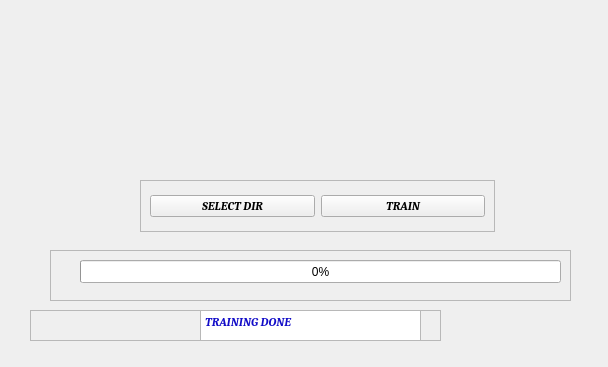
This is FacesTrain.ui in nitin-vk/face-recognition-based-attendance as Qt 5 draws it before an edit. The edited form follows.
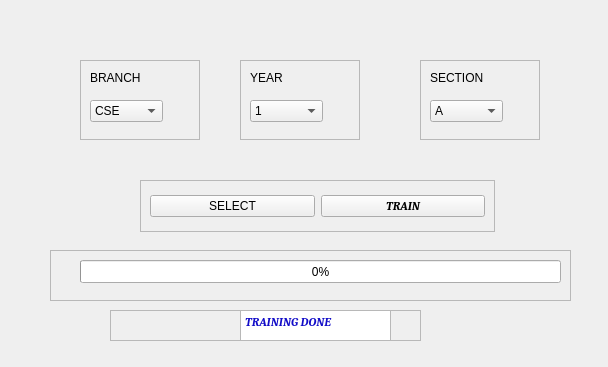
This is the edited form. Icons and pictures are not drawn.

Commit message: added combo box

```diff
--- a/FacesTrain.ui
+++ b/FacesTrain.ui
@@ -39,17 +39,9 @@
    </property>
    <layout class="QHBoxLayout" name="horizontalLayout">
     <item>
-     <widget class="QPushButton" name="selectDir">
-      <property name="font">
-       <font>
-        <family>Cambria</family>
-        <weight>75</weight>
-        <italic>true</italic>
-        <bold>true</bold>
-       </font>
-      </property>
+     <widget class="QPushButton" name="selectClassBtn">
       <property name="text">
-       <string>SELECT DIR</string>
+       <string>SELECT</string>
       </property>
      </widget>
     </item>
@@ -102,9 +94,9 @@
   <widget class="QFrame" name="doneFrame">
    <property name="geometry">
     <rect>
-     <x>30</x>
+     <x>110</x>
      <y>310</y>
-     <width>411</width>
+     <width>311</width>
      <height>31</height>
     </rect>
    </property>
@@ -117,9 +109,9 @@
    <widget class="QTextEdit" name="trainingDone">
     <property name="geometry">
      <rect>
-      <x>170</x>
+      <x>130</x>
       <y>0</y>
-      <width>221</width>
+      <width>151</width>
       <height>31</height>
      </rect>
     </property>
@@ -135,35 +127,187 @@
      <string>&lt;!DOCTYPE HTML PUBLIC &quot;-//W3C//DTD HTML 4.0//EN&quot; &quot;http://www.w3.org/TR/REC-html40/strict.dtd&quot;&gt;
 &lt;html&gt;&lt;head&gt;&lt;meta name=&quot;qrichtext&quot; content=&quot;1&quot; /&gt;&lt;style type=&quot;text/css&quot;&gt;
 p, li { white-space: pre-wrap; }
-&lt;/style&gt;&lt;/head&gt;&lt;body style=&quot; font-family:'Cambria'; font-size:8pt; font-weight:600; font-style:italic;&quot;&gt;
+&lt;/style&gt;&lt;/head&gt;&lt;body style=&quot; font-family:'Cambria'; font-size:7.8pt; font-weight:600; font-style:italic;&quot;&gt;
 &lt;p style=&quot; margin-top:0px; margin-bottom:0px; margin-left:0px; margin-right:0px; -qt-block-indent:0; text-indent:0px;&quot;&gt;&lt;span style=&quot; font-family:'MS Shell Dlg 2'; font-size:9pt; color:#130dc8;&quot;&gt;TRAINING DONE&lt;/span&gt;&lt;/p&gt;&lt;/body&gt;&lt;/html&gt;</string>
     </property>
    </widget>
   </widget>
-  <widget class="QLabel" name="label">
+  <widget class="QFrame" name="frame_2">
    <property name="geometry">
     <rect>
-     <x>230</x>
-     <y>70</y>
-     <width>161</width>
-     <height>101</height>
+     <x>80</x>
+     <y>60</y>
+     <width>120</width>
+     <height>80</height>
     </rect>
    </property>
-   <property name="minimumSize">
-    <size>
-     <width>161</width>
-     <height>0</height>
-    </size>
+   <property name="frameShape">
+    <enum>QFrame::StyledPanel</enum>
    </property>
-   <property name="text">
-    <string/>
+   <property name="frameShadow">
+    <enum>QFrame::Raised</enum>
    </property>
-   <property name="pixmap">
-    <pixmap resource="resource_from_pyqt.qrc">:/images/images/pyhton icon.png</pixmap>
+   <widget class="QComboBox" name="branchComboBox">
+    <property name="geometry">
+     <rect>
+      <x>10</x>
+      <y>40</y>
+      <width>73</width>
+      <height>22</height>
+     </rect>
+    </property>
+    <item>
+     <property name="text">
+      <string>CSE</string>
+     </property>
+    </item>
+    <item>
+     <property name="text">
+      <string>ISE</string>
+     </property>
+    </item>
+    <item>
+     <property name="text">
+      <string>ECE</string>
+     </property>
+    </item>
+    <item>
+     <property name="text">
+      <string>MECH</string>
+     </property>
+    </item>
+    <item>
+     <property name="text">
+      <string>IM</string>
+     </property>
+    </item>
+   </widget>
+   <widget class="QLabel" name="branchLabel">
+    <property name="geometry">
+     <rect>
+      <x>10</x>
+      <y>10</y>
+      <width>55</width>
+      <height>16</height>
+     </rect>
+    </property>
+    <property name="text">
+     <string>BRANCH</string>
+    </property>
+   </widget>
+  </widget>
+  <widget class="QFrame" name="frame_3">
+   <property name="geometry">
+    <rect>
+     <x>240</x>
+     <y>60</y>
+     <width>120</width>
+     <height>80</height>
+    </rect>
    </property>
-   <property name="scaledContents">
-    <bool>true</bool>
+   <property name="frameShape">
+    <enum>QFrame::StyledPanel</enum>
    </property>
+   <property name="frameShadow">
+    <enum>QFrame::Raised</enum>
+   </property>
+   <widget class="QComboBox" name="yearComboBox">
+    <property name="geometry">
+     <rect>
+      <x>10</x>
+      <y>40</y>
+      <width>73</width>
+      <height>22</height>
+     </rect>
+    </property>
+    <item>
+     <property name="text">
+      <string>1</string>
+     </property>
+    </item>
+    <item>
+     <property name="text">
+      <string>2</string>
+     </property>
+    </item>
+    <item>
+     <property name="text">
+      <string>3</string>
+     </property>
+    </item>
+    <item>
+     <property name="text">
+      <string>4</string>
+     </property>
+    </item>
+   </widget>
+   <widget class="QLabel" name="yearLabel">
+    <property name="geometry">
+     <rect>
+      <x>10</x>
+      <y>10</y>
+      <width>55</width>
+      <height>16</height>
+     </rect>
+    </property>
+    <property name="text">
+     <string>YEAR</string>
+    </property>
+   </widget>
+  </widget>
+  <widget class="QFrame" name="frame_4">
+   <property name="geometry">
+    <rect>
+     <x>420</x>
+     <y>60</y>
+     <width>120</width>
+     <height>80</height>
+    </rect>
+   </property>
+   <property name="frameShape">
+    <enum>QFrame::StyledPanel</enum>
+   </property>
+   <property name="frameShadow">
+    <enum>QFrame::Raised</enum>
+   </property>
+   <widget class="QComboBox" name="sectionComboBox">
+    <property name="geometry">
+     <rect>
+      <x>10</x>
+      <y>40</y>
+      <width>73</width>
+      <height>22</height>
+     </rect>
+    </property>
+    <item>
+     <property name="text">
+      <string>A</string>
+     </property>
+    </item>
+    <item>
+     <property name="text">
+      <string>B</string>
+     </property>
+    </item>
+    <item>
+     <property name="text">
+      <string>C</string>
+     </property>
+    </item>
+   </widget>
+   <widget class="QLabel" name="sectionLabel">
+    <property name="geometry">
+     <rect>
+      <x>10</x>
+      <y>10</y>
+      <width>55</width>
+      <height>16</height>
+     </rect>
+    </property>
+    <property name="text">
+     <string>SECTION</string>
+    </property>
+   </widget>
   </widget>
  </widget>
  <resources>
```
The commit also changes 1 other file.
